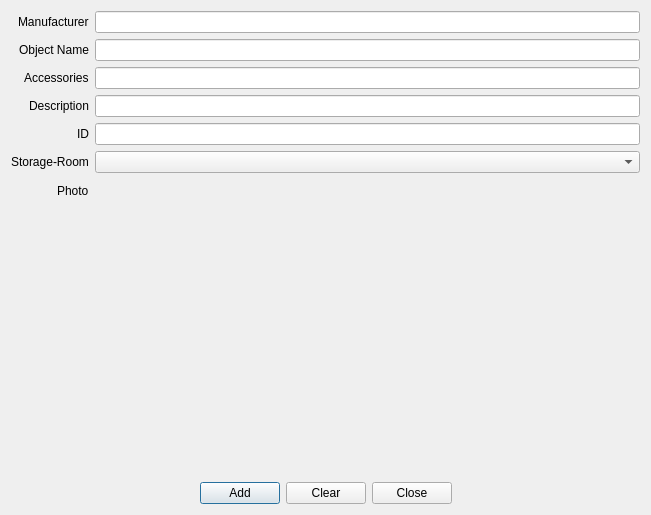
Before: the Qt Designer form MinimumSecurityRentalSystem/dialoginventoryadd.ui in clockdiv/Minimum-Security-Rental-System, drawn with Qt 5.
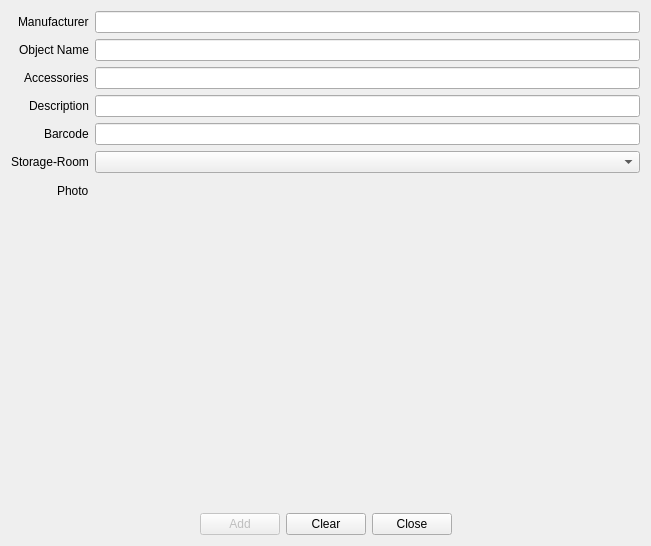
After: the same form once the commit is applied. Custom widgets are drawn as their Qt base class.

The edit to the form file:
```diff
--- a/MinimumSecurityRentalSystem/dialoginventoryadd.ui
+++ b/MinimumSecurityRentalSystem/dialoginventoryadd.ui
@@ -7,7 +7,7 @@
     <x>0</x>
     <y>0</y>
     <width>651</width>
-    <height>515</height>
+    <height>546</height>
    </rect>
   </property>
   <property name="windowTitle">
@@ -48,7 +48,7 @@
      <item row="4" column="0">
       <widget class="QLabel" name="label_2">
        <property name="text">
-        <string>ID</string>
+        <string>Barcode</string>
        </property>
       </widget>
      </item>
@@ -147,6 +147,9 @@
      </item>
      <item>
       <widget class="QPushButton" name="pushButton_Add">
+       <property name="enabled">
+        <bool>false</bool>
+       </property>
        <property name="text">
         <string>Add</string>
        </property>
```
Left out of the diff: 12 changed lines with no effect on the pictures.
